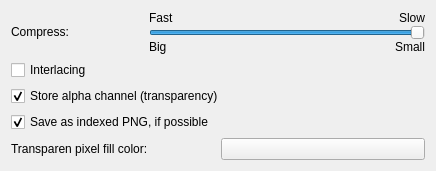
Old version of the form krita/plugins/formats/png/kis_wdg_options_png.ui in the repository KDE/krita.
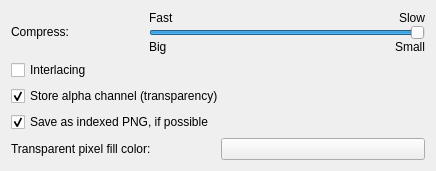
New version of the form. Custom widgets are drawn as their Qt base class.

Patch:
```diff
--- a/krita/plugins/formats/png/kis_wdg_options_png.ui
+++ b/krita/plugins/formats/png/kis_wdg_options_png.ui
@@ -166,7 +166,7 @@
      <item>
       <widget class="QLabel" name="label_4">
        <property name="text">
-        <string>Transparen pixel fill color:</string>
+        <string>Transparent pixel fill color:</string>
        </property>
       </widget>
      </item>
```
